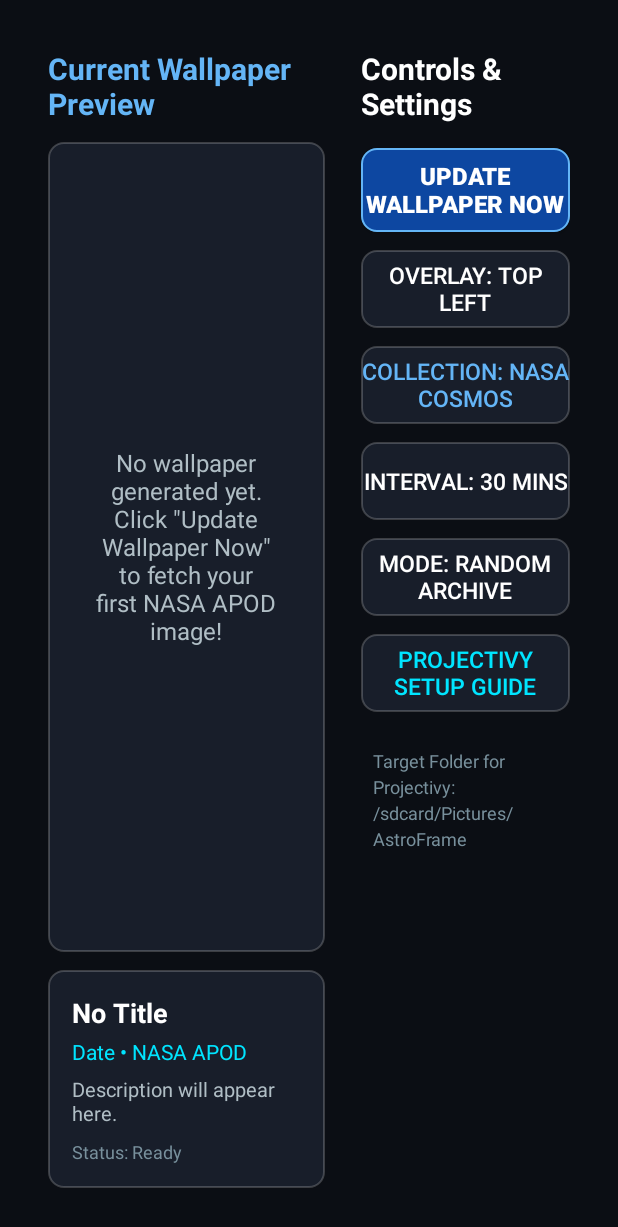
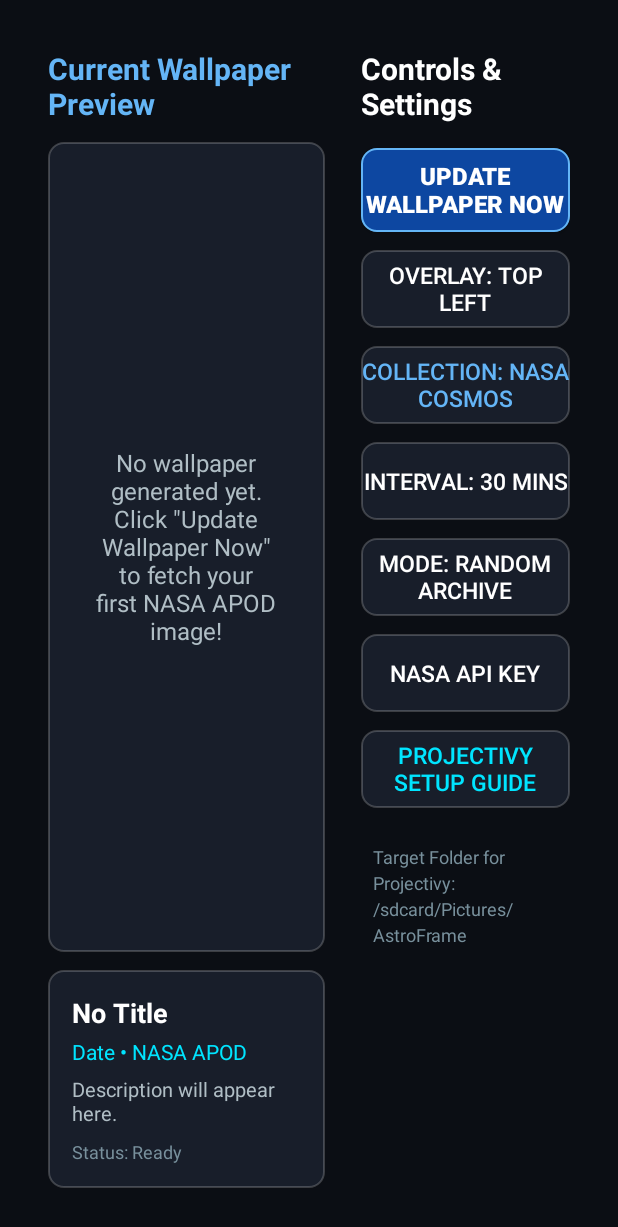
Before and after one commit to mandy321/AstroFrame, an Android app: the layout activity_main.xml on its own in the app's theme, with its tools: preview values and no code run, on a phone screen of 412 x 824 dp. Shown: the top 1227 px of the screen. Run offline under Robolectric (Android 15) with nearby library versions, the phone set to English and light mode, and no system bars.

Commit message:
AstroFrame v1.1.1: Custom NASA API Key dialog and comprehensive documentation

```diff
--- a/app/build.gradle.kts
+++ b/app/build.gradle.kts
@@ -23,8 +23,8 @@ android {
         applicationId = "com.astroframe.tv"
         minSdk = 26
         targetSdk = 35
-        versionCode = 2
-        versionName = "1.1.0"
+        versionCode = 3
+        versionName = "1.1.1"
 
         buildConfigField("String", "NASA_API_KEY", "\"$nasaApiKey\"")
         testInstrumentationRunner = "androidx.test.runner.AndroidJUnitRunner"
--- a/app/src/main/res/layout/activity_main.xml
+++ b/app/src/main/res/layout/activity_main.xml
@@ -194,6 +194,19 @@
                 android:clickable="true"
                 android:layout_marginBottom="12dp" />
 
+            <!-- Custom API Key Button -->
+            <Button
+                android:id="@+id/btnApiKey"
+                android:layout_width="match_parent"
+                android:layout_height="52dp"
+                android:text="NASA API Key"
+                android:background="@drawable/tv_button_bg"
+                android:textColor="@color/text_primary"
+                android:textSize="15sp"
+                android:focusable="true"
+                android:clickable="true"
+                android:layout_marginBottom="12dp" />
+
             <!-- Setup Guide Button -->
             <Button
                 android:id="@+id/btnSetupGuide"
```
Also changed, not shown: app/src/main/java/com/astroframe/tv/ui/MainActivity.kt (+32 -1 lines), 1 other file.
